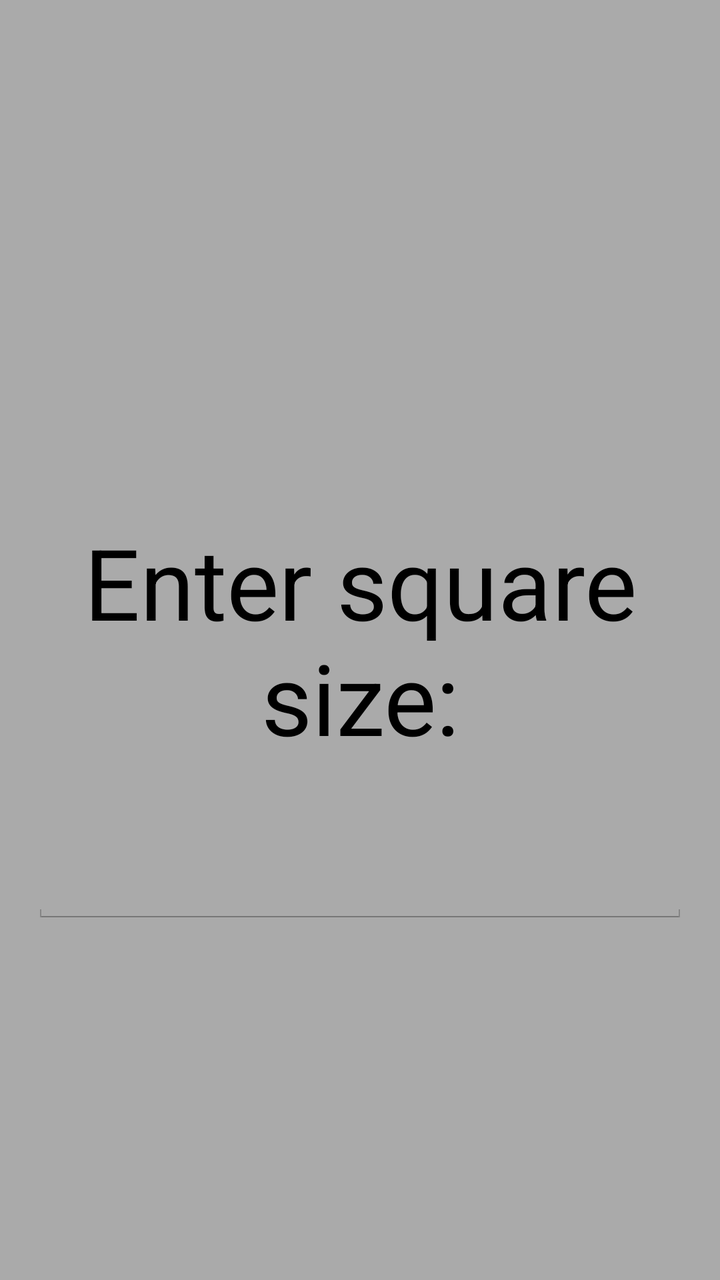
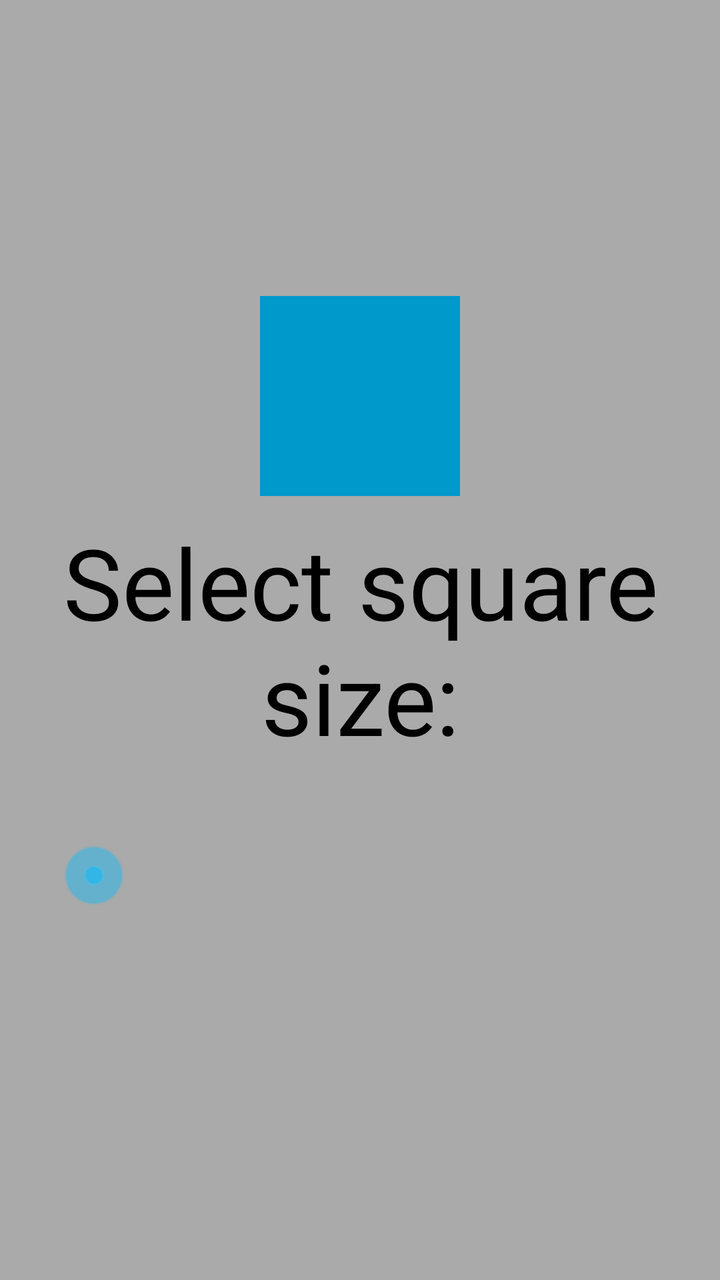

Compare the two renders of this Android layout. The source of the first and the diff that turns it into the second are given below.
<!-- AndroidManifest.xml: application theme AppTheme -->
<!-- res/layout/activity_main.xml -->
<RelativeLayout xmlns:android="http://schemas.android.com/apk/res/android"
    xmlns:tools="http://schemas.android.com/tools"
    android:layout_width="match_parent"
    android:layout_height="match_parent"
    android:paddingLeft="@dimen/activity_horizontal_margin"
    android:paddingRight="@dimen/activity_horizontal_margin"
    android:paddingTop="@dimen/activity_vertical_margin"
    android:paddingBottom="@dimen/activity_vertical_margin"
    tools:context=".MainActivity"
    android:background="@android:color/darker_gray"
    android:id="@+id/main_rel_layout"
    >

    <TextView
        android:layout_width="wrap_content"
        android:layout_height="wrap_content"
        android:layout_centerInParent="true"
        android:text="@string/enter_size"
        android:textSize="24pt"
        android:gravity="center"
        android:textColor="@android:color/black"
        android:id="@+id/tap_label"
        />

    <EditText
        android:layout_width="fill_parent"
        android:layout_height="wrap_content"
        android:layout_below="@id/tap_label"
        android:textSize="24pt"
        android:numeric="integer"
        android:layout_centerHorizontal="true"
        android:id="@+id/number_text"
        android:imeOptions="actionDone"
        android:gravity="center"
        />

</RelativeLayout>
<!-- resources referenced by this layout -->
<resources>
  <dimen name="activity_horizontal_margin">16dp</dimen>
  <dimen name="activity_vertical_margin">16dp</dimen>
  <string name="enter_size">Enter square size: </string>
  <style name="AppTheme" parent="android:Theme.Holo.Light.DarkActionBar">
          
      </style>
</resources>

<!-- the commit's change to res/layout/activity_main.xml (unified diff, before → after) -->
@@ -22,16 +22,25 @@
         android:id="@+id/tap_label"
         />
 
-    <EditText
+    <SeekBar
         android:layout_width="fill_parent"
         android:layout_height="wrap_content"
-        android:layout_below="@id/tap_label"
-        android:textSize="24pt"
-        android:numeric="integer"
+        android:id="@+id/seekBar"
+        android:padding="25dp"
+        android:layout_margin="15dp"
+        android:layout_below="@+id/tap_label"
+        android:layout_alignRight="@+id/tap_label"
+        android:layout_alignEnd="@+id/tap_label"/>
+
+    <View
+        android:layout_width="100dp"
+        android:layout_height="100dp"
+        android:id="@+id/example_square"
+        android:layout_above="@+id/tap_label"
         android:layout_centerHorizontal="true"
-        android:id="@+id/number_text"
-        android:imeOptions="actionDone"
-        android:gravity="center"
+        android:background="@android:color/holo_blue_dark"
+        android:layout_margin="10dp"
+        android:layout_marginBottom="15dp"
         />
 
 </RelativeLayout>
<!-- resource entries referenced after the edit -->
@@ -2,7 +2,7 @@
 <resources>
   <dimen name="activity_horizontal_margin">16dp</dimen>
   <dimen name="activity_vertical_margin">16dp</dimen>
-  <string name="enter_size">Enter square size: </string>
+  <string name="enter_size">Select square size: </string>
   <style name="AppTheme" parent="android:Theme.Holo.Light.DarkActionBar">
           
       </style>
